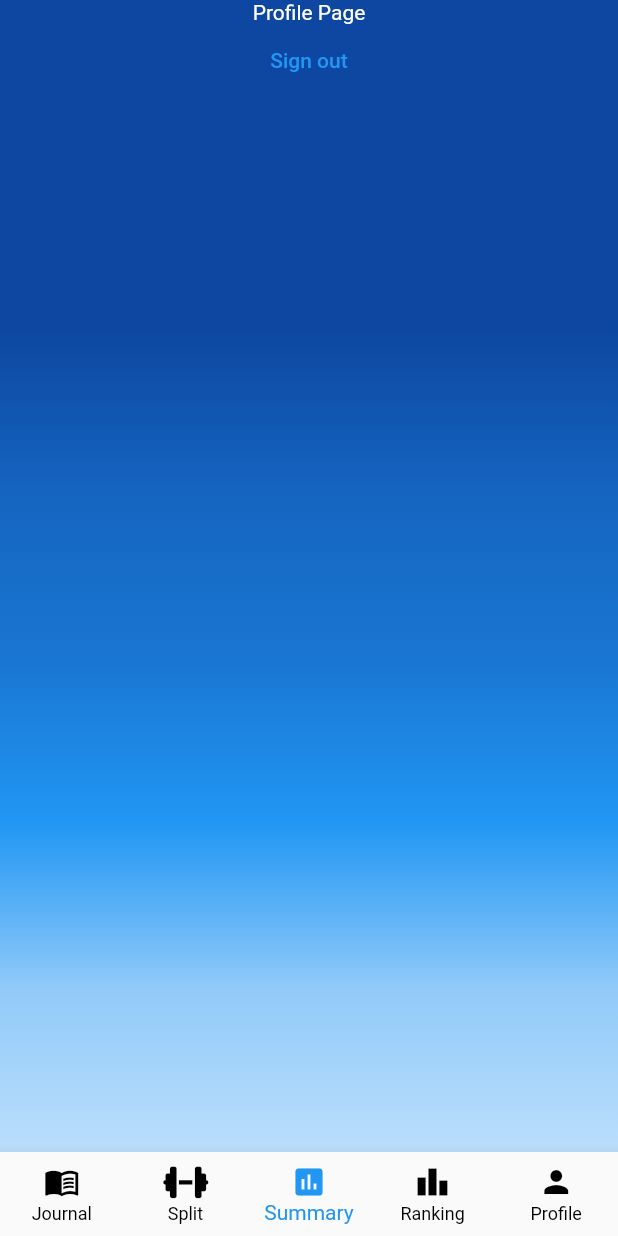
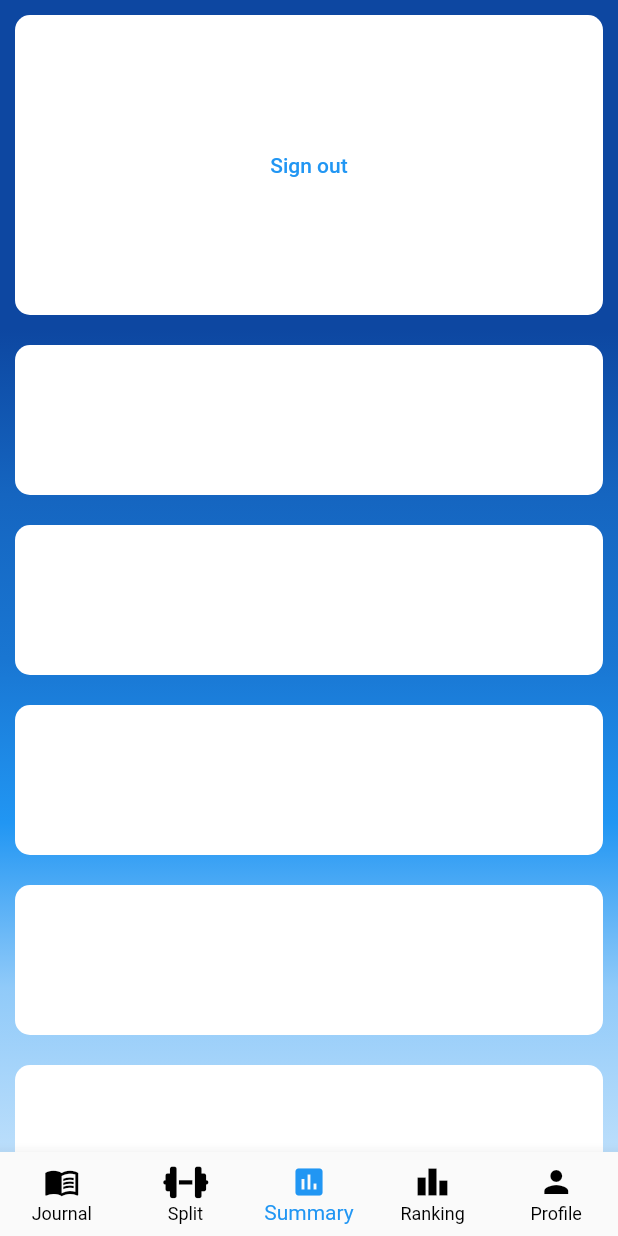
Before and after one commit to ChunKaiC/mystats, a Flutter app: the MainAppView screen opened by its route, swiped to page 5, on a phone screen of 412 x 824 dp. Run offline on Flutter 3.47's test engine with Material 2 defaults, Android fonts, the phone set to English and light mode, and no system bars; our stand-ins replace carousel_slider, email_validator, firebase_auth, firebase_core, flutter_easyloading, font_awesome_flutter and 2 more; accounts and stored records are empty.

Commit message:
profile example layout

```diff
--- a/lib/views/main_app_pages/profile_page.dart
+++ b/lib/views/main_app_pages/profile_page.dart
@@ -1,5 +1,4 @@
 import 'package:flutter/material.dart';
-import 'package:google_fonts/google_fonts.dart';
 import 'package:mystats/managers/profile_manager.dart';
 
 class ProfilePage extends StatelessWidget {
@@ -7,22 +6,64 @@ class ProfilePage extends StatelessWidget {
 
   @override
   Widget build(BuildContext context) {
-    return Center(
+    return ListView(
+      children: [
+        Container(
+          width: double.infinity,
+          height: 200,
+          margin: EdgeInsets.fromLTRB(10, 10, 10, 10),
+          decoration: BoxDecoration(
+              color: Colors.white, borderRadius: BorderRadius.circular(10)),
           child: Column(
+            mainAxisAlignment: MainAxisAlignment.center,
             children: [
-          Text(
-            'Profile Page',
-            style: GoogleFonts.roboto(color: Colors.white),
-          ),
               TextButton(
                 onPressed: () async {
                   Navigator.pushNamedAndRemoveUntil(
                       context, '/landing_view', (route) => false);
                   await ProfileManager.signOut();
                 },
-              child: Text('Sign out'))
+                child: Text('Sign out'),
+              ),
             ],
           ),
+        ),
+        Container(
+          width: double.infinity,
+          height: 100,
+          margin: EdgeInsets.fromLTRB(10, 10, 10, 10),
+          decoration: BoxDecoration(
+              color: Colors.white, borderRadius: BorderRadius.circular(10)),
+        ),
+        Container(
+          width: double.infinity,
+          height: 100,
+          margin: EdgeInsets.fromLTRB(10, 10, 10, 10),
+          decoration: BoxDecoration(
+              color: Colors.white, borderRadius: BorderRadius.circular(10)),
+        ),
+        Container(
+          width: double.infinity,
+          height: 100,
+          margin: EdgeInsets.fromLTRB(10, 10, 10, 10),
+          decoration: BoxDecoration(
+              color: Colors.white, borderRadius: BorderRadius.circular(10)),
+        ),
+        Container(
+          width: double.infinity,
+          height: 100,
+          margin: EdgeInsets.fromLTRB(10, 10, 10, 10),
+          decoration: BoxDecoration(
+              color: Colors.white, borderRadius: BorderRadius.circular(10)),
+        ),
+        Container(
+          width: double.infinity,
+          height: 100,
+          margin: EdgeInsets.fromLTRB(10, 10, 10, 10),
+          decoration: BoxDecoration(
+              color: Colors.white, borderRadius: BorderRadius.circular(10)),
+        ),
+      ],
     );
   }
 }
```
Lines whose indentation alone changed are shown as unchanged.
